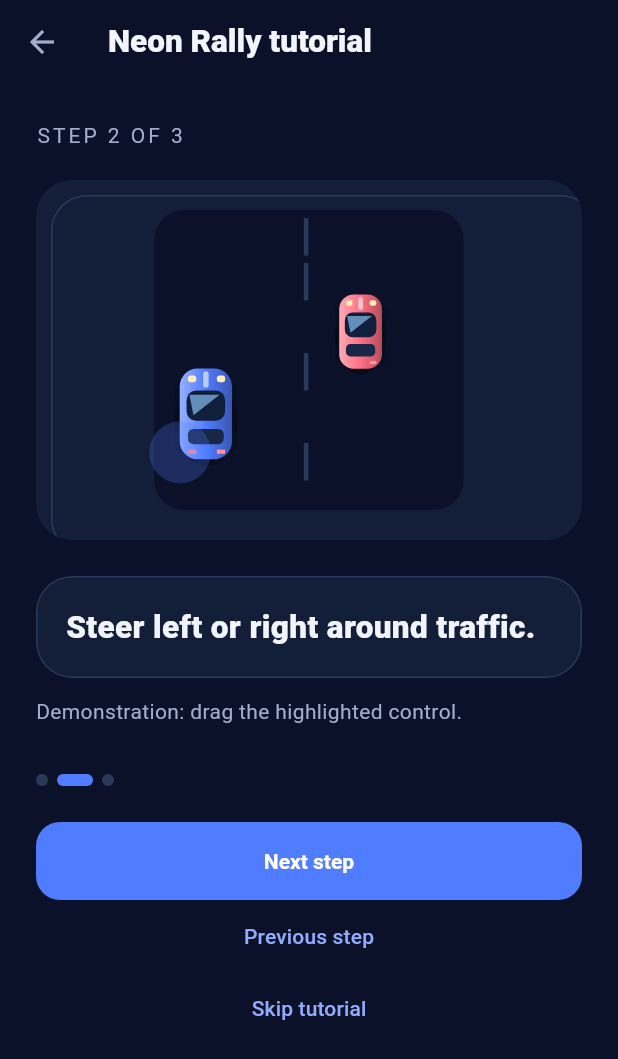
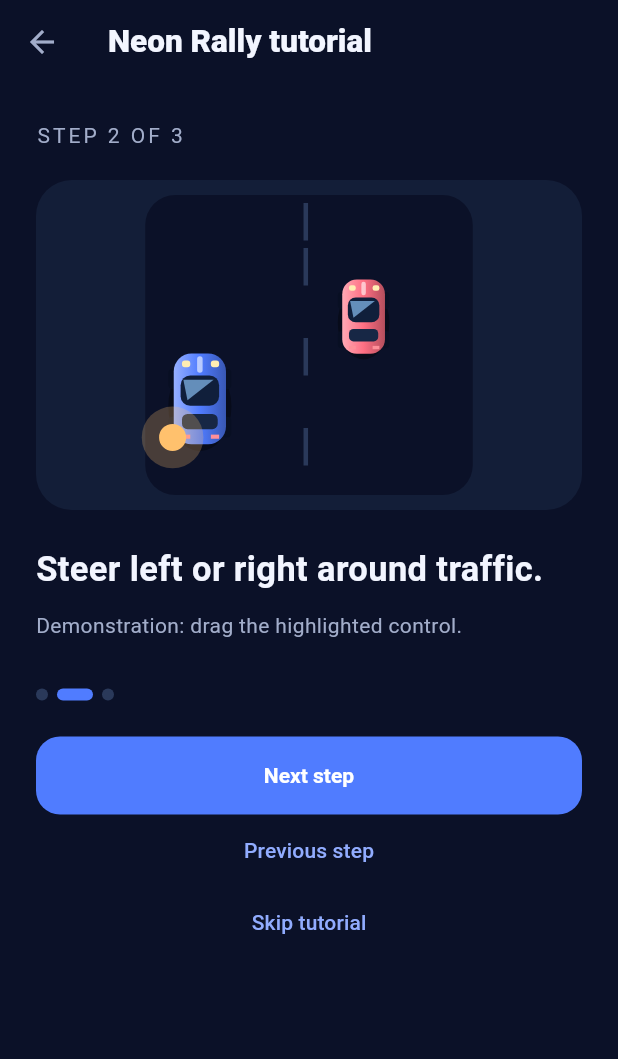
Before and after one commit to aminemtar/joy, a Flutter app: the GameTutorial screen opened directly with empty values, after a tap on "Next step", on a phone screen of 412 x 824 dp. Shown: the top 1059 px of the screen. Run offline on Flutter 3.47's test engine with Material 3 defaults, Android fonts, the phone set to English and light mode, and no system bars; our stand-ins replace audioplayers, shared_preferences, web; missing offline and left inert: dart:js_interop; accounts and stored records are empty; statements that could not run were skipped.

Commit message:
Restore lib/tutorial.dart exactly to original main version

```diff
--- a/lib/tutorial.dart
+++ b/lib/tutorial.dart
@@ -2,7 +2,6 @@ import 'dart:math';
 import 'package:flutter/material.dart';
 import 'catalog.dart';
 import 'joy_theme.dart';
-import 'lobby_widgets.dart';
 import 'games/sprites.dart';
 
 // Control demonstrations are deliberately explicit: a drag, a tap or a turn.
@@ -240,27 +239,23 @@ class _GameTutorialState extends State<GameTutorial>
               style: const TextStyle(color: JoyTheme.muted, letterSpacing: 2),
             ),
             const SizedBox(height: 20),
-            JoyPanel(
-              padding: const EdgeInsets.all(10),
-              child: SizedBox(
+            SizedBox(
               height: 220,
               child: AnimatedBuilder(
                 animation: controller,
-                  builder: (context, _) => CustomPaint(
+                builder:
+                    (context, _) => CustomPaint(
                       painter: _DemoPainter(controller.value, widget.id, drag),
                     ),
               ),
             ),
-            ),
             const SizedBox(height: 24),
-            JoyPanel(
-              child: Text(
+            Text(
               tutorialSteps[widget.id][step],
               style: const TextStyle(
-                  fontSize: 21,
-                  fontWeight: FontWeight.w800,
+                fontSize: 23,
+                fontWeight: FontWeight.w700,
                 height: 1.35,
-                ),
               ),
             ),
             const SizedBox(height: 12),
@@ -384,7 +379,7 @@ class _DemoPainter extends CustomPainter {
       if (id == 2) {
         c.drawRect(
           Rect.fromLTWH(s.width * .65, 35, 40, 65),
-          paint..color = JoyTheme.accentBright.withValues(alpha: .22),
+          paint..color = const Color(0xFFFFC16D).withValues(alpha: .3),
         );
       } else {
         GameSprites.car(
@@ -408,7 +403,7 @@ class _DemoPainter extends CustomPainter {
           ),
           paint
             ..color =
-                Color.lerp(JoyTheme.accent, JoyTheme.accentBright, i / 4)!,
+                Color.lerp(JoyTheme.accent, const Color(0xFFFFC16D), i / 4)!,
         );
       }
       c.drawRRect(
@@ -533,9 +528,9 @@ class _DemoPainter extends CustomPainter {
     c.drawCircle(
       pos,
       15 + sin(t * pi) * 8,
-      paint..color = JoyTheme.accent.withValues(alpha: .25),
+      paint..color = const Color(0xFFFFC16D).withValues(alpha: .25),
     );
-    c.drawCircle(pos, 9, paint..color = JoyTheme.accentBright);
+    c.drawCircle(pos, 9, paint..color = const Color(0xFFFFC16D));
   }
 
   @override
```
Lines whose indentation alone changed are shown as unchanged.
